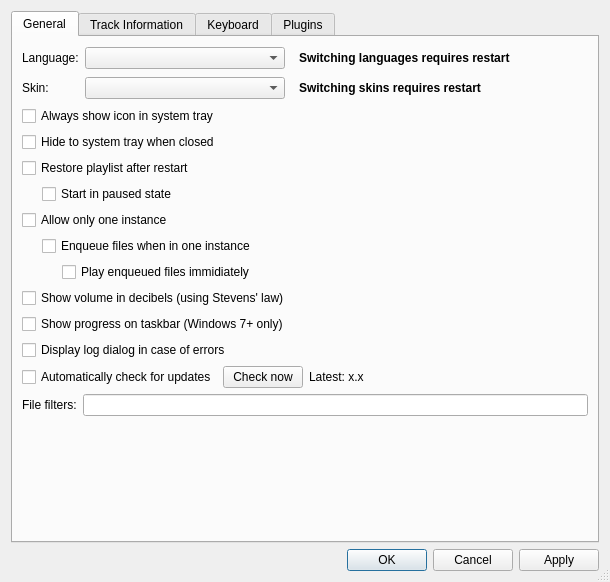
Before: the Qt Designer form src/preferencesDialog.ui in nulloy/nulloy, drawn with Qt 5.
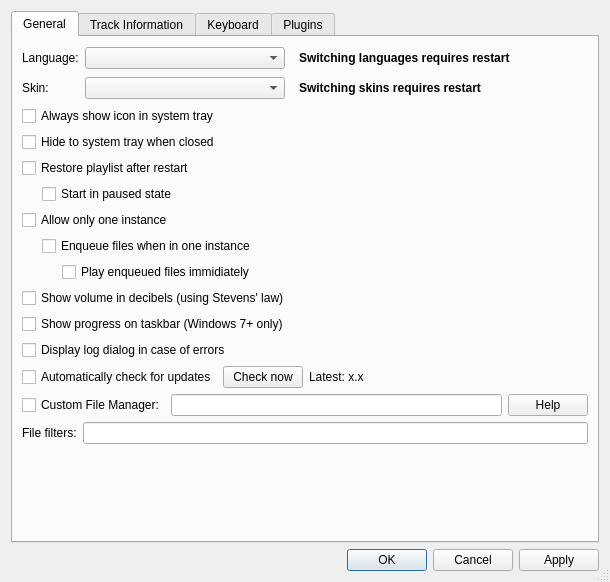
After: the same form once the commit is applied. Custom widgets are drawn as their Qt base class.

Commit message: custom file manager support

```diff
--- a/src/preferencesDialog.ui
+++ b/src/preferencesDialog.ui
@@ -399,6 +399,27 @@
              </item>
             </layout>
            </item>
+           <item>
+            <layout class="QHBoxLayout" name="horizontalLayout_14">
+             <item>
+              <widget class="QCheckBox" name="customFileManagerCheckBox">
+               <property name="text">
+                <string>Custom File Manager:</string>
+               </property>
+              </widget>
+             </item>
+             <item>
+              <widget class="QLineEdit" name="customFileManagerCommandLineEdit"/>
+             </item>
+             <item>
+              <widget class="QPushButton" name="fileManagerHelpButton">
+               <property name="text">
+                <string>Help</string>
+               </property>
+              </widget>
+             </item>
+            </layout>
+           </item>
            <item>
             <layout class="QHBoxLayout" name="horizontalLayout_4">
              <item>
```
The commit also changes 4 other files.
